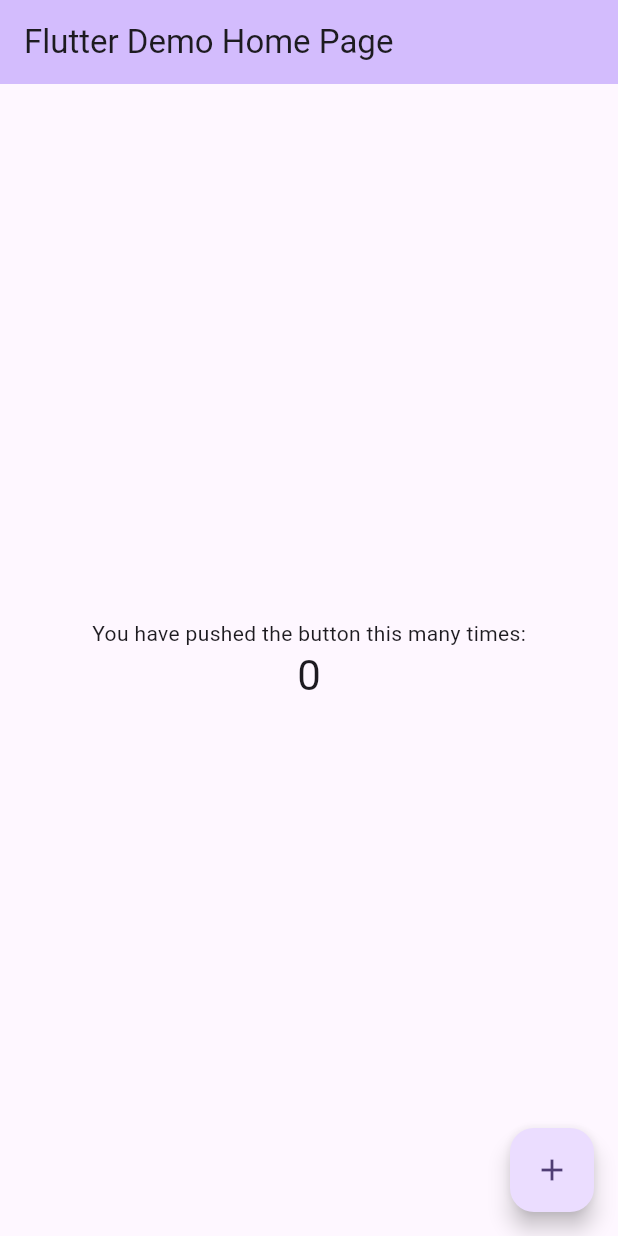
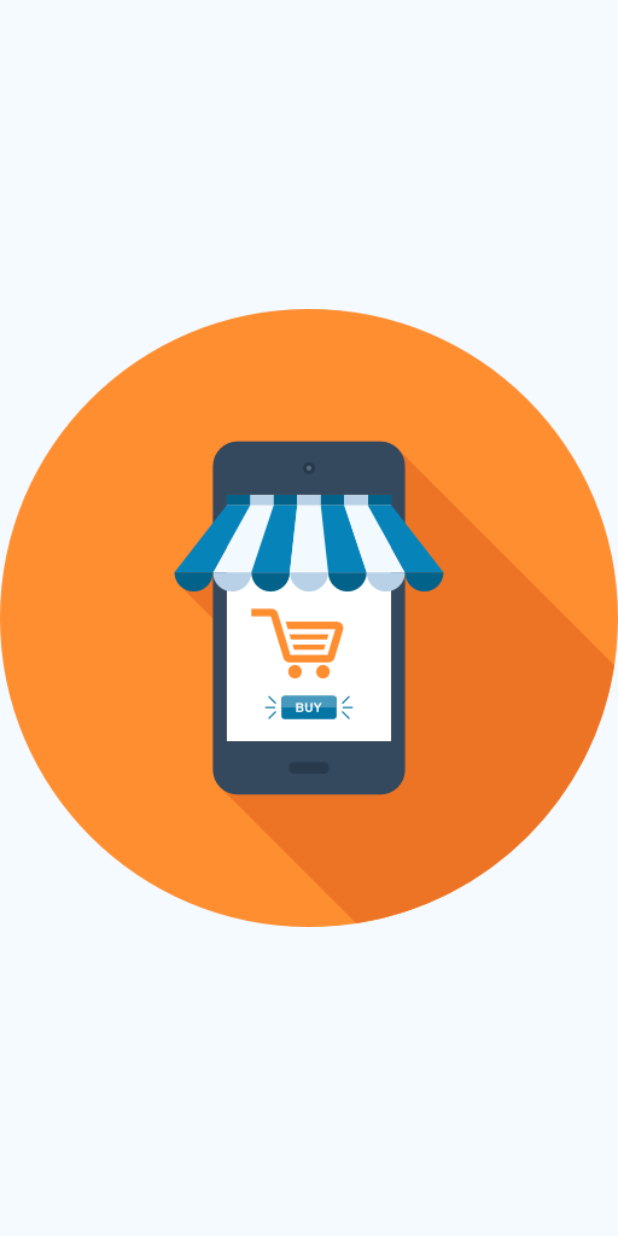
Before and after one commit to kamilsimsek/ecommerceapp, a Flutter app: the screen it shows after launch, on a phone screen of 412 x 824 dp. Run offline on Flutter 3.47's test engine with Material 3 defaults, Android fonts, the phone set to English and light mode, and no system bars; our stand-ins replace flutter_riverpod; missing offline and left inert: grock.

Commit message:
Splash is completed
Splash screen is created.

```diff
--- /dev/null
+++ b/lib/assets.dart
@@ -0,0 +1,11 @@
+
+class Assets {
+  Assets._();
+
+  static final images = _AssetsImages._();
+}
+
+class _AssetsImages {
+  _AssetsImages._();
+  final splashLogo = 'assets/images/im_logo.png';
+}
--- /dev/null
+++ b/lib/constant/constant.dart
@@ -0,0 +1,12 @@
+import 'package:flutter/material.dart';
+
+class Constant{
+ //// [Colors]
+  static const Color darkWhite = Color(0xffF4FAFF);
+  static const Color yellow = Color(0xffF6AE2D);
+  static const Color orange = Color(0xffFB8500);
+  static const Color dark = Color(0xff212529);
+  static const Color black = Color(0xff02040F);
+  static const Color white = Color(0xffFAFBFC);
+  static const Color gray = Color(0xffCBCBD4);
+}
--- a/lib/main.dart
+++ b/lib/main.dart
@@ -1,125 +1,23 @@
+import 'package:ecommerceapp/constant/constant.dart';
+import 'package:ecommerceapp/view/splash.dart';
 import 'package:flutter/material.dart';
+import 'package:flutter_riverpod/flutter_riverpod.dart';
+import 'package:grock/grock.dart';
 
-void main() {
-  runApp(const MyApp());
-}
+void main() => runApp(ProviderScope(child: MyApp()));
 
 class MyApp extends StatelessWidget {
   const MyApp({super.key});
 
-  // This widget is the root of your application.
   @override
   Widget build(BuildContext context) {
     return MaterialApp(
-      title: 'Flutter Demo',
-      theme: ThemeData(
-        // This is the theme of your application.
-        //
-        // TRY THIS: Try running your application with "flutter run". You'll see
-        // the application has a purple toolbar. Then, without quitting the app,
-        // try changing the seedColor in the colorScheme below to Colors.green
-        // and then invoke "hot reload" (save your changes or press the "hot
-        // reload" button in a Flutter-supported IDE, or press "r" if you used
-        // the command line to start the app).
-        //
-        // Notice that the counter didn't reset back to zero; the application
-        // state is not lost during the reload. To reset the state, use hot
-        // restart instead.
-        //
-        // This works for code too, not just values: Most code changes can be
-        // tested with just a hot reload.
-        colorScheme: ColorScheme.fromSeed(seedColor: Colors.deepPurple),
-        useMaterial3: true,
-      ),
-      home: const MyHomePage(title: 'Flutter Demo Home Page'),
+      title: 'Material App',
+      debugShowCheckedModeBanner: false,
+      navigatorKey: Grock.navigationKey,
+      scaffoldMessengerKey: Grock.scaffoldMessengerKey,
+      theme: ThemeData(scaffoldBackgroundColor: Constant.white),
+      home: Splash()
     );
   }
 }
-
-class MyHomePage extends StatefulWidget {
-  const MyHomePage({super.key, required this.title});
-
-  // This widget is the home page of your application. It is stateful, meaning
-  // that it has a State object (defined below) that contains fields that affect
-  // how it looks.
-
-  // This class is the configuration for the state. It holds the values (in this
-  // case the title) provided by the parent (in this case the App widget) and
-  // used by the build method of the State. Fields in a Widget subclass are
-  // always marked "final".
-
-  final String title;
-
-  @override
-  State<MyHomePage> createState() => _MyHomePageState();
-}
-
-class _MyHomePageState extends State<MyHomePage> {
-  int _counter = 0;
-
-  void _incrementCounter() {
-    setState(() {
-      // This call to setState tells the Flutter framework that something has
-      // changed in this State, which causes it to rerun the build method below
-      // so that the display can reflect the updated values. If we changed
-      // _counter without calling setState(), then the build method would not be
-      // called again, and so nothing would appear to happen.
-      _counter++;
-    });
-  }
-
-  @override
-  Widget build(BuildContext context) {
-    // This method is rerun every time setState is called, for instance as done
-    // by the _incrementCounter method above.
-    //
-    // The Flutter framework has been optimized to make rerunning build methods
-    // fast, so that you can just rebuild anything that needs updating rather
-    // than having to individually change instances of widgets.
-    return Scaffold(
-      appBar: AppBar(
-        // TRY THIS: Try changing the color here to a specific color (to
-        // Colors.amber, perhaps?) and trigger a hot reload to see the AppBar
-        // change color while the other colors stay the same.
-        backgroundColor: Theme.of(context).colorScheme.inversePrimary,
-        // Here we take the value from the MyHomePage object that was created by
-        // the App.build method, and use it to set our appbar title.
-        title: Text(widget.title),
-      ),
-      body: Center(
-        // Center is a layout widget. It takes a single child and positions it
-        // in the middle of the parent.
-        child: Column(
-          // Column is also a layout widget. It takes a list of children and
-          // arranges them vertically. By default, it sizes itself to fit its
-          // children horizontally, and tries to be as tall as its parent.
-          //
-          // Column has various properties to control how it sizes itself and
-          // how it positions its children. Here we use mainAxisAlignment to
-          // center the children vertically; the main axis here is the vertical
-          // axis because Columns are vertical (the cross axis would be
-          // horizontal).
-          //
-          // TRY THIS: Invoke "debug painting" (choose the "Toggle Debug Paint"
-          // action in the IDE, or press "p" in the console), to see the
-          // wireframe for each widget.
-          mainAxisAlignment: MainAxisAlignment.center,
-          children: <Widget>[
-            const Text(
-              'You have pushed the button this many times:',
-            ),
-            Text(
-              '$_counter',
-              style: Theme.of(context).textTheme.headlineMedium,
-            ),
-          ],
-        ),
-      ),
-      floatingActionButton: FloatingActionButton(
-        onPressed: _incrementCounter,
-        tooltip: 'Increment',
-        child: const Icon(Icons.add),
-      ), // This trailing comma makes auto-formatting nicer for build methods.
-    );
-  }
-}
--- /dev/null
+++ b/lib/view/home.dart
@@ -0,0 +1,15 @@
+import 'package:flutter/material.dart';
+import 'package:flutter_riverpod/flutter_riverpod.dart';
+
+class Home extends ConsumerStatefulWidget {
+
+  @override
+  ConsumerState<Home> createState() => _HomeState();
+}
+
+class _HomeState extends ConsumerState<Home> {
+  @override
+  Widget build(BuildContext context) {
+    return Scaffold();
+  }
+}
--- /dev/null
+++ b/lib/view/splash.dart
@@ -0,0 +1,29 @@
+import 'package:ecommerceapp/assets.dart';
+import 'package:ecommerceapp/view/home.dart';
+import 'package:flutter/material.dart';
+import 'package:ecommerceapp/constant/constant.dart';
+import 'package:grock/grock.dart';
+class Splash extends StatefulWidget {
+
+  @override
+  State<Splash> createState() => _SplashState();
+}
+
+class _SplashState extends State<Splash> {
+  @override
+  void initState() {
+    Future.delayed(const Duration(seconds: 2), () {
+      Grock.toRemove(Home());
+    });
+    super.initState();
+
+  }
+  Widget build(BuildContext context) {
+    return Scaffold(
+      backgroundColor: Constant.darkWhite,
+      body: Center(
+        child: Image.asset(Assets.images.splashLogo) ,
+        ),
+    );
+  }
+}
```
Also changed, not shown: pubspec.yaml (+6 -3 lines), assets/images/im_logo.png (added), pubspec.lock.
